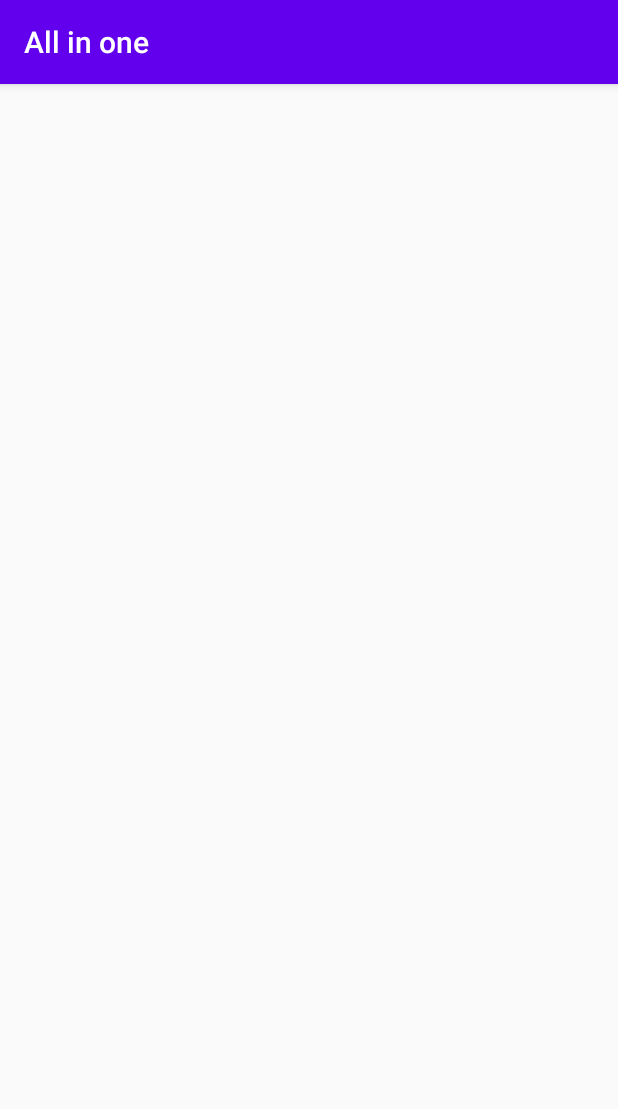
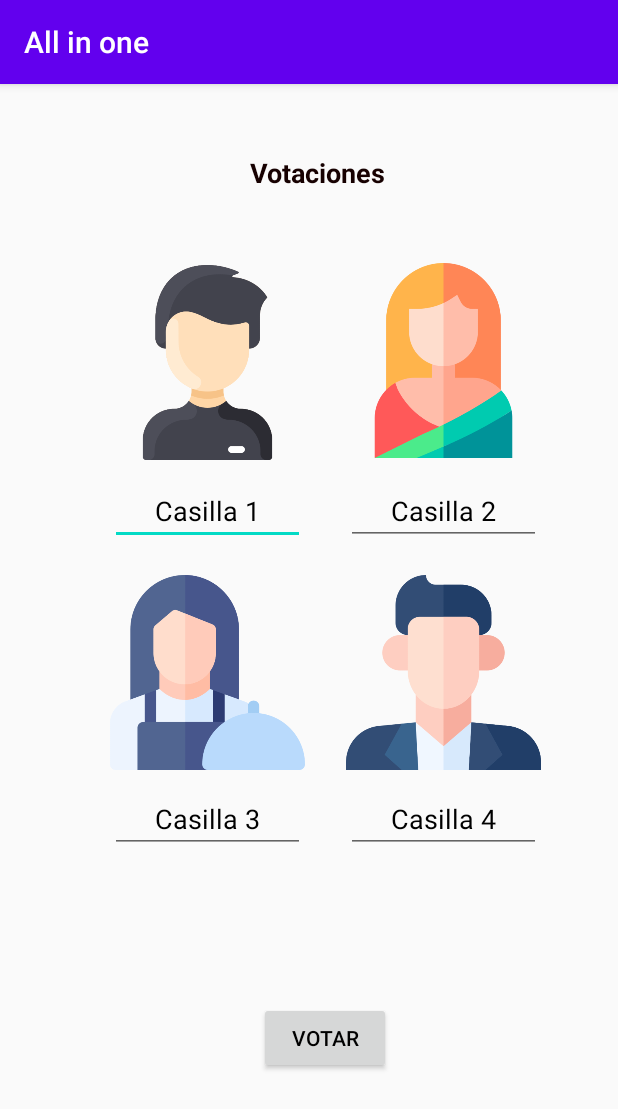
Before and after one commit to EduarRugamas/All-in-one-devexpertos, an Android app: the Ejercicio_2 screen opened directly, with no data from a screen before it, on a phone screen of 412 x 824 dp. Shown: the top 1109 px of the screen. Run offline under Robolectric (Android 15) with nearby library versions, the phone set to English and light mode, and no system bars.

Commit message:
upload images Ejercicio2

```diff
--- a/app/src/main/res/layout/activity_ejercicio_2.xml
+++ b/app/src/main/res/layout/activity_ejercicio_2.xml
@@ -6,4 +6,148 @@
     android:layout_height="match_parent"
     tools:context=".Votos.Ejercicio_2">
 
+
+    <ImageView
+        android:id="@+id/imageView2"
+        android:layout_width="130dp"
+        android:layout_height="150dp"
+        app:layout_constraintBottom_toBottomOf="parent"
+        app:layout_constraintEnd_toEndOf="parent"
+        app:layout_constraintHorizontal_bias="0.259"
+        app:layout_constraintStart_toStartOf="parent"
+        app:layout_constraintTop_toTopOf="parent"
+        app:layout_constraintVertical_bias="0.179"
+        app:srcCompat="@drawable/pic1"
+        />
+
+    <ImageView
+        android:id="@+id/imageView4"
+        android:layout_width="130dp"
+        android:layout_height="150dp"
+        app:layout_constraintBottom_toBottomOf="parent"
+        app:layout_constraintEnd_toEndOf="parent"
+        app:layout_constraintHorizontal_bias="0.259"
+        app:layout_constraintStart_toStartOf="parent"
+        app:layout_constraintTop_toTopOf="parent"
+        app:layout_constraintVertical_bias="0.514"
+        app:srcCompat="@drawable/pic3" />
+
+    <ImageView
+        android:id="@+id/imageView6"
+        android:layout_width="130dp"
+        android:layout_height="150dp"
+        app:layout_constraintBottom_toBottomOf="parent"
+        app:layout_constraintEnd_toEndOf="parent"
+        app:layout_constraintHorizontal_bias="0.818"
+        app:layout_constraintStart_toStartOf="parent"
+        app:layout_constraintTop_toTopOf="parent"
+        app:layout_constraintVertical_bias="0.514"
+        app:srcCompat="@drawable/pic4" />
+
+    <ImageView
+        android:id="@+id/imageView3"
+        android:layout_width="130dp"
+        android:layout_height="150dp"
+        app:layout_constraintBottom_toBottomOf="parent"
+        app:layout_constraintEnd_toEndOf="parent"
+        app:layout_constraintHorizontal_bias="0.818"
+        app:layout_constraintStart_toStartOf="parent"
+        app:layout_constraintTop_toTopOf="parent"
+        app:layout_constraintVertical_bias="0.177"
+        app:srcCompat="@drawable/pic2" />
+
+    <Button
+        android:id="@+id/button"
+        android:layout_width="wrap_content"
+        android:layout_height="wrap_content"
+        android:text="Votar"
+        android:textAlignment="center"
+        android:textColor="#000000"
+        app:layout_constraintBottom_toBottomOf="parent"
+        app:layout_constraintEnd_toEndOf="parent"
+        app:layout_constraintHorizontal_bias="0.532"
+        app:layout_constraintStart_toStartOf="parent"
+        app:layout_constraintTop_toTopOf="parent"
+        app:layout_constraintVertical_bias="0.85" />
+
+    <EditText
+        android:id="@+id/editTextTextPersonName"
+        android:layout_width="130dp"
+        android:layout_height="40dp"
+        android:ems="10"
+        android:inputType="textPersonName"
+        android:text="Casilla 1"
+        android:textAlignment="center"
+        android:textColor="#000000"
+        app:layout_constraintBottom_toBottomOf="parent"
+        app:layout_constraintEnd_toEndOf="parent"
+        app:layout_constraintHorizontal_bias="0.259"
+        app:layout_constraintStart_toStartOf="parent"
+        app:layout_constraintTop_toTopOf="parent"
+        app:layout_constraintVertical_bias="0.367" />
+
+    <EditText
+        android:id="@+id/editTextTextPersonName2"
+        android:layout_width="130dp"
+        android:layout_height="40dp"
+        android:ems="10"
+        android:inputType="textPersonName"
+        android:text="Casilla 3"
+        android:textAlignment="center"
+        android:textColor="#000000"
+        app:layout_constraintBottom_toBottomOf="parent"
+        app:layout_constraintEnd_toEndOf="parent"
+        app:layout_constraintHorizontal_bias="0.259"
+        app:layout_constraintStart_toStartOf="parent"
+        app:layout_constraintTop_toTopOf="parent"
+        app:layout_constraintVertical_bias="0.649" />
+
+    <EditText
+        android:id="@+id/editTextTextPersonName4"
+        android:layout_width="130dp"
+        android:layout_height="40dp"
+        android:ems="10"
+        android:inputType="textPersonName"
+        android:text="Casilla 2"
+        android:textAlignment="center"
+        android:textColor="#000000"
+        app:layout_constraintBottom_toBottomOf="parent"
+        app:layout_constraintEnd_toEndOf="parent"
+        app:layout_constraintHorizontal_bias="0.818"
+        app:layout_constraintStart_toStartOf="parent"
+        app:layout_constraintTop_toTopOf="@+id/imageView3"
+        app:layout_constraintVertical_bias="0.255" />
+
+    <EditText
+        android:id="@+id/editTextTextPersonName3"
+        android:layout_width="130dp"
+        android:layout_height="40dp"
+        android:ems="10"
+        android:inputType="textPersonName"
+        android:text="Casilla 4"
+        android:textAlignment="center"
+        android:textColor="#000000"
+        app:layout_constraintBottom_toBottomOf="parent"
+        app:layout_constraintEnd_toEndOf="parent"
+        app:layout_constraintHorizontal_bias="0.818"
+        app:layout_constraintStart_toStartOf="parent"
+        app:layout_constraintTop_toTopOf="parent"
+        app:layout_constraintVertical_bias="0.649" />
+
+    <TextView
+        android:id="@+id/textView2"
+        android:layout_width="174dp"
+        android:layout_height="27dp"
+        android:text="Votaciones"
+        android:textAlignment="center"
+        android:textColor="#170101"
+        android:textSize="18sp"
+        android:textStyle="bold"
+        app:layout_constraintBottom_toBottomOf="parent"
+        app:layout_constraintEnd_toEndOf="parent"
+        app:layout_constraintHorizontal_bias="0.524"
+        app:layout_constraintStart_toStartOf="parent"
+        app:layout_constraintTop_toTopOf="parent"
+        app:layout_constraintVertical_bias="0.063" />
+
 </androidx.constraintlayout.widget.ConstraintLayout>
```
